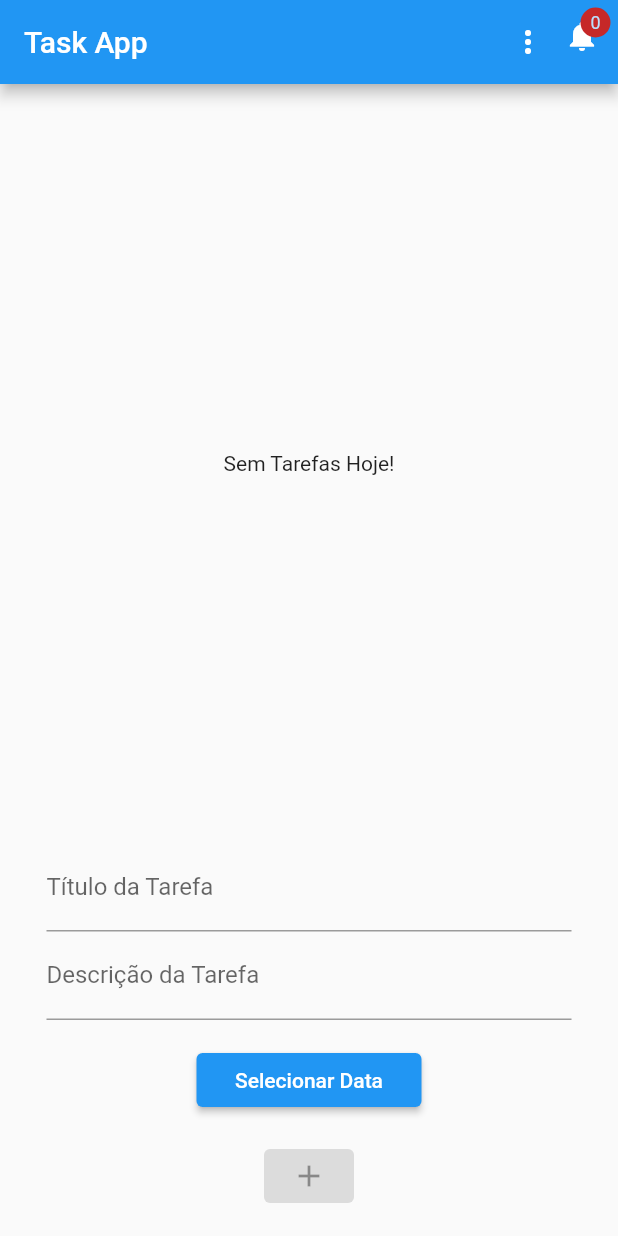
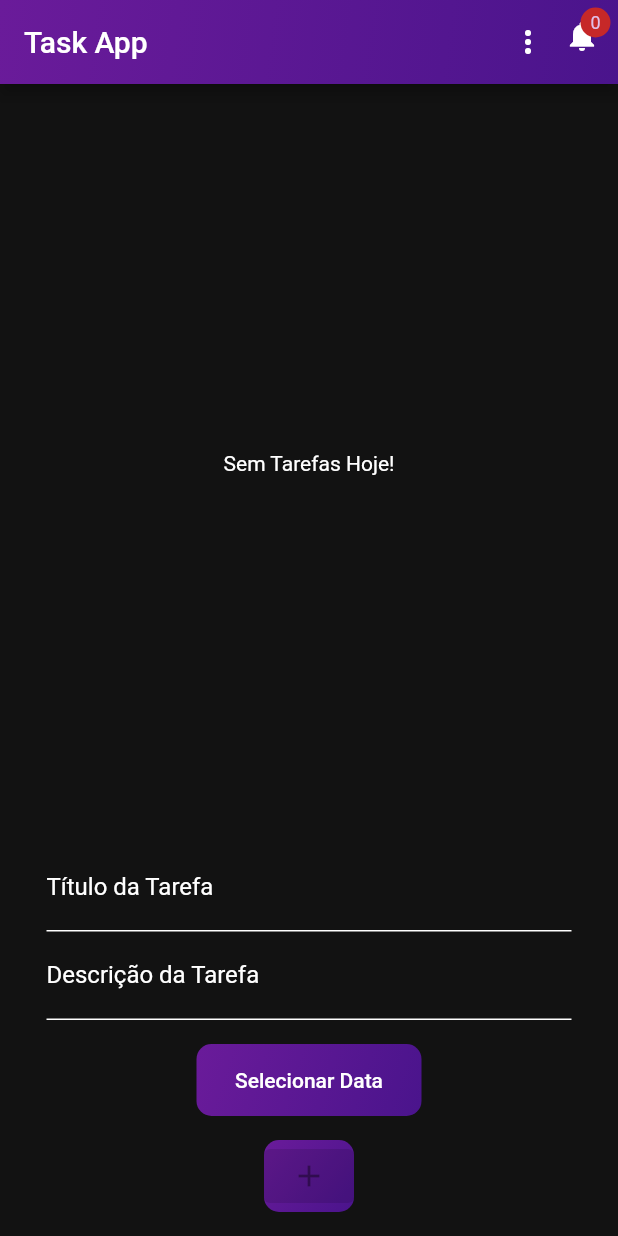
Before and after one commit to Mavitu56/ToDoLIst, a Flutter app: the screen it shows after launch, on a phone screen of 412 x 824 dp. Run offline on Flutter 3.47's test engine with Material 2 defaults, Android fonts, the phone set to English and light mode, and no system bars; our stand-ins replace image_picker; accounts and stored records are empty.

Commit message:
Estilização da página

```diff
--- a/lib/components/new_message.dart
+++ b/lib/components/new_message.dart
@@ -40,6 +40,12 @@ class _NewTaskState extends State<NewTask> {
             onChanged: (title) => setState(() => _title = title),
             decoration: const InputDecoration(
               labelText: 'Título da Tarefa',
+              labelStyle: TextStyle(
+      color: Colors.white, // Isso fará com que a cor do rótulo seja branca.
+    ),
+    enabledBorder: UnderlineInputBorder(
+      borderSide: BorderSide(color: Colors.white), // Isso fará com que a cor da linha seja branca quando o campo estiver habilitado.
+    ),
             ),
           ),
         ),
@@ -50,13 +56,32 @@ class _NewTaskState extends State<NewTask> {
             onChanged: (description) => setState(() => _description = description),
              decoration: const InputDecoration(
               labelText: 'Descrição da Tarefa',
+              labelStyle: TextStyle(
+      color: Colors.white, // Isso fará com que a cor do rótulo seja branca.
+    ),
+    enabledBorder: UnderlineInputBorder(
+      borderSide: BorderSide(color: Colors.white), // Isso fará com que a cor da linha seja branca quando o campo estiver habilitado.
+    ),
             ),
           ),
         ),
         const SizedBox(height: 16), // Espaço entre os elementos
         Container(
-          width: 150, // Largura do botão da data
-          child: ElevatedButton(
+          width: 150, // Largur a do botão da data
+          decoration: BoxDecoration(
+    borderRadius: BorderRadius.circular(10), // Isso fará com que as bordas fiquem arredondadas.
+    gradient: LinearGradient(
+      begin: Alignment.topLeft,
+      end: Alignment.bottomRight,
+      colors: [Colors.purple[800]!, Colors.purple[900]!],
+    ),
+  ),
+  child: ElevatedButton(
+    style: ElevatedButton.styleFrom(
+      primary: Colors.transparent,
+      onPrimary: Colors.white,
+      shadowColor: Colors.transparent,
+    ),
             onPressed: () => _selectDueDate(context),
             child: const Text('Selecionar Data'),
           ),
@@ -64,7 +89,20 @@ class _NewTaskState extends State<NewTask> {
         const SizedBox(height: 16), // Espaço entre os elementos
         Container(
           width: 60, // Largura do botão de adicionar
-          child: ElevatedButton(
+          decoration: BoxDecoration(
+    borderRadius: BorderRadius.circular(10), // Isso fará com que as bordas fiquem arredondadas.
+    gradient: LinearGradient(
+      begin: Alignment.topLeft,
+      end: Alignment.bottomRight,
+      colors: [Colors.purple[800]!, Colors.purple[900]!],
+    ),
+  ),
+  child: ElevatedButton(
+    style: ElevatedButton.styleFrom(
+      primary: Colors.transparent,
+      onPrimary: Colors.white,
+      shadowColor: Colors.transparent,
+    ),
             onPressed: _title.trim().isEmpty ? null : _addTask,
             child: Row(
               mainAxisAlignment: MainAxisAlignment.center,
--- a/lib/main.dart
+++ b/lib/main.dart
@@ -21,7 +21,16 @@ class MyApp extends StatelessWidget {
       child: MaterialApp(
         title: 'Flutter Demo',
         theme: ThemeData(
-          primarySwatch: Colors.blue,
+          primarySwatch: Colors.purple, // Defina a cor primária como transparente
+          scaffoldBackgroundColor: Color(0xFF121212), // Defina o fundo como um tom escuro (quase preto)
+          primaryColor: Colors.transparent,
+          textTheme: Theme.of(context).textTheme.apply(
+            bodyColor: Colors.white, // Isso fará com que a cor do texto seja branca.
+            displayColor: Colors.white, // Isso fará com que a cor do texto seja branca.
+          ), // Defina a cor primária como transparente
+          appBarTheme: AppBarTheme(
+            color: Colors.transparent, // Defina a cor da barra de aplicativos como transparente
+          ),
         ),
         home: const AuthOrAppPage(),
         debugShowCheckedModeBanner: false,
--- a/lib/pages/chat_page.dart
+++ b/lib/pages/chat_page.dart
@@ -14,6 +14,15 @@ class TaskPage extends StatelessWidget { // Renomeie a classe para TaskPage.
   Widget build(BuildContext context) {
     return Scaffold(
       appBar: AppBar(
+        flexibleSpace: Container(
+    decoration: BoxDecoration(
+      gradient: LinearGradient(
+        begin: Alignment.topLeft,
+        end: Alignment.bottomRight,
+        colors: [Colors.purple[800]!, Colors.purple[900]!],
+      ),
+    ),
+  ),
         title: const Text('Task App'),
         actions: [
           DropdownButtonHideUnderline(
```
Also changed, not shown: lib/components/TaskActionButton.dart (added, +27 -0 lines), lib/components/message_bubble.dart (+22 -7 lines).
